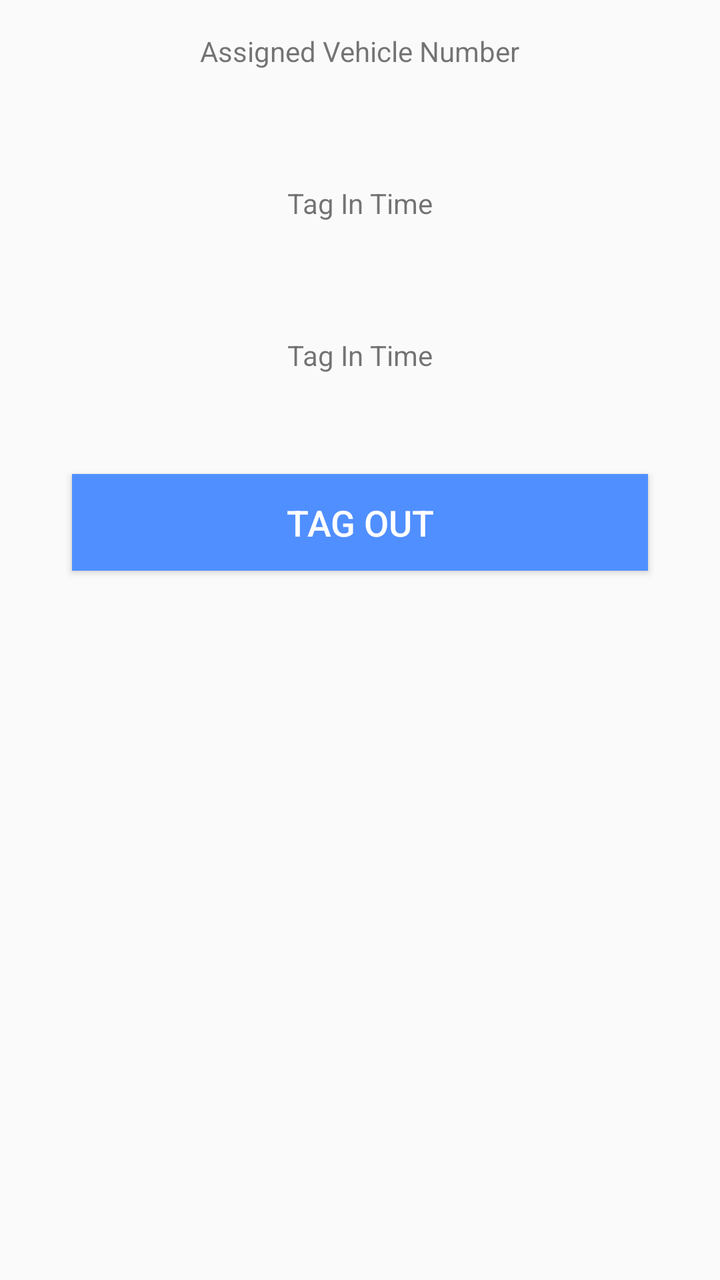
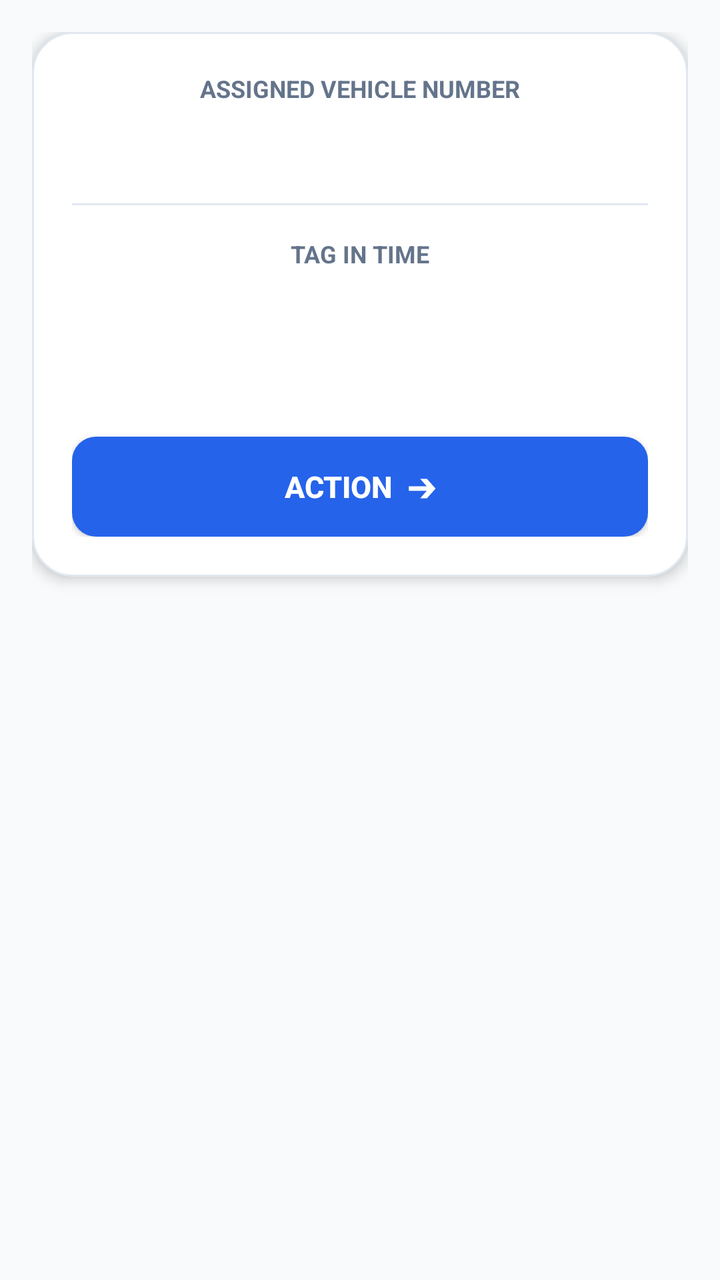

Before-and-after screenshots of an Android layout around one commit, followed by the original layout XML and the change that was made.
<!-- AndroidManifest.xml: application theme AppTheme -->
<!-- res/layout/status_tab.xml -->
<?xml version="1.0" encoding="utf-8"?>
<LinearLayout xmlns:android="http://schemas.android.com/apk/res/android"
              android:orientation="vertical"
              android:layout_width="match_parent"
              android:layout_height="match_parent"
              android:padding="@dimen/activity_horizontal_margin">
    <TextView
        android:layout_width="wrap_content"
        android:layout_height="wrap_content"
        android:text="Assigned Vehicle Number"
        android:layout_gravity="center_horizontal"/>
    <TextView
        android:layout_width="wrap_content"
        android:textSize="20dp"
        android:textStyle="bold"
        android:layout_height="wrap_content"
        android:id="@+id/vehicleid"
        android:layout_gravity="center_horizontal"/>
    <TextView
        android:layout_width="wrap_content"
        android:layout_height="wrap_content"
        android:text="Change Assigned Vehicle"
        android:id="@+id/vehChangeLink"
        android:visibility="gone"
        android:layout_gravity="center_horizontal"/>
    <TextView
        android:layout_width="wrap_content"
        android:layout_height="wrap_content"
        android:text="Tag In Time"
        android:id="@+id/tagrow"
        android:layout_marginTop="30dp"
        android:layout_gravity="center_horizontal"/>
    <TextView
        android:layout_width="wrap_content"
        android:textSize="20dp"
        android:textStyle="bold"
        android:layout_height="wrap_content"
        android:id="@+id/tagInTime"
        android:layout_gravity="center_horizontal"/>
    <TextView
        android:layout_width="wrap_content"
        android:layout_height="wrap_content"
        android:text="Tag In Time"
        android:id="@+id/comment"
        android:layout_marginTop="30dp"
        android:layout_gravity="center_horizontal"/>
    <TextView
        android:layout_width="wrap_content"
        android:layout_height="wrap_content"
        android:id="@+id/taginCondition"
        android:layout_marginTop="30dp"
        android:visibility="gone"
        android:layout_gravity="center_horizontal"/>
    <androidx.appcompat.widget.AppCompatButton
        android:id="@+id/btntag"
        android:layout_width="fill_parent"
        android:layout_height="wrap_content"
        android:layout_marginTop="50dp"
        android:layout_marginRight="20dp"
        android:layout_marginLeft="20dp"
        android:padding="12dp"
        android:textSize="18dp"
        android:textColor="#ffffff"
        android:background="#508fff"
        android:text="Tag Out"/>

</LinearLayout>
<!-- resources referenced by this layout -->
<resources>
  <dimen name="activity_horizontal_margin">16dp</dimen>
  <style name="AppTheme" parent="Theme.AppCompat.Light.DarkActionBar">
          
          <item name="colorPrimary">@color/colorPrimary</item>
          <item name="colorPrimaryDark">@color/colorPrimaryDark</item>
          <item name="colorAccent">@color/colorAccent</item>
      </style>
  <color name="colorPrimary">#3F51B5</color>
  <color name="colorPrimaryDark">#303F9F</color>
  <color name="colorAccent">#6495ED</color>
</resources>

<!-- the commit's change to res/layout/status_tab.xml (unified diff, before → after) -->
@@ -1,67 +1,114 @@
 <?xml version="1.0" encoding="utf-8"?>
-<LinearLayout xmlns:android="http://schemas.android.com/apk/res/android"
-              android:orientation="vertical"
-              android:layout_width="match_parent"
-              android:layout_height="match_parent"
-              android:padding="@dimen/activity_horizontal_margin">
-    <TextView
-        android:layout_width="wrap_content"
+<ScrollView xmlns:android="http://schemas.android.com/apk/res/android"
+    android:layout_width="match_parent"
+    android:layout_height="match_parent"
+    android:background="#F8FAFC"
+    android:fillViewport="true">
+
+    <LinearLayout
+        android:layout_width="match_parent"
         android:layout_height="wrap_content"
-        android:text="Assigned Vehicle Number"
-        android:layout_gravity="center_horizontal"/>
-    <TextView
-        android:layout_width="wrap_content"
-        android:textSize="20dp"
-        android:textStyle="bold"
-        android:layout_height="wrap_content"
-        android:id="@+id/vehicleid"
-        android:layout_gravity="center_horizontal"/>
-    <TextView
-        android:layout_width="wrap_content"
-        android:layout_height="wrap_content"
-        android:text="Change Assigned Vehicle"
-        android:id="@+id/vehChangeLink"
-        android:visibility="gone"
-        android:layout_gravity="center_horizontal"/>
-    <TextView
-        android:layout_width="wrap_content"
-        android:layout_height="wrap_content"
-        android:text="Tag In Time"
-        android:id="@+id/tagrow"
-        android:layout_marginTop="30dp"
-        android:layout_gravity="center_horizontal"/>
-    <TextView
-        android:layout_width="wrap_content"
-        android:textSize="20dp"
-        android:textStyle="bold"
-        android:layout_height="wrap_content"
-        android:id="@+id/tagInTime"
-        android:layout_gravity="center_horizontal"/>
-    <TextView
-        android:layout_width="wrap_content"
-        android:layout_height="wrap_content"
-        android:text="Tag In Time"
-        android:id="@+id/comment"
-        android:layout_marginTop="30dp"
-        android:layout_gravity="center_horizontal"/>
-    <TextView
-        android:layout_width="wrap_content"
-        android:layout_height="wrap_content"
-        android:id="@+id/taginCondition"
-        android:layout_marginTop="30dp"
-        android:visibility="gone"
-        android:layout_gravity="center_horizontal"/>
-    <androidx.appcompat.widget.AppCompatButton
-        android:id="@+id/btntag"
-        android:layout_width="fill_parent"
-        android:layout_height="wrap_content"
-        android:layout_marginTop="50dp"
-        android:layout_marginRight="20dp"
-        android:layout_marginLeft="20dp"
-        android:padding="12dp"
-        android:textSize="18dp"
-        android:textColor="#ffffff"
-        android:background="#508fff"
-        android:text="Tag Out"/>
+        android:orientation="vertical"
+        android:padding="16dp">
 
-</LinearLayout>
+        
+        <LinearLayout
+            android:layout_width="match_parent"
+            android:layout_height="wrap_content"
+            android:background="@drawable/bg_login_card"
+            android:elevation="4dp"
+            android:orientation="vertical"
+            android:padding="20dp">
+
+            <TextView
+                android:layout_width="wrap_content"
+                android:layout_height="wrap_content"
+                android:layout_gravity="center_horizontal"
+                android:text="ASSIGNED VEHICLE NUMBER"
+                android:textColor="#64748B"
+                android:textSize="12sp"
+                android:textStyle="bold" />
+
+            <TextView
+                android:id="@+id/vehicleid"
+                android:layout_width="wrap_content"
+                android:layout_height="wrap_content"
+                android:layout_gravity="center_horizontal"
+                android:layout_marginTop="4dp"
+                android:textColor="#0F172A"
+                android:textSize="22sp"
+                android:textStyle="bold" />
+
+            <TextView
+                android:id="@+id/vehChangeLink"
+                android:layout_width="wrap_content"
+                android:layout_height="wrap_content"
+                android:layout_gravity="center_horizontal"
+                android:layout_marginTop="6dp"
+                android:padding="4dp"
+                android:text="Change Assigned Vehicle"
+                android:textColor="#2563EB"
+                android:textSize="13sp"
+                android:textStyle="bold"
+                android:visibility="gone" />
+
+            <View
+                android:layout_width="match_parent"
+                android:layout_height="1dp"
+                android:layout_marginVertical="16dp"
+                android:background="#E2E8F0" />
+
+            <TextView
+                android:id="@+id/tagrow"
+                android:layout_width="wrap_content"
+                android:layout_height="wrap_content"
+                android:layout_gravity="center_horizontal"
+                android:text="TAG IN TIME"
+                android:textColor="#64748B"
+                android:textSize="12sp"
+                android:textStyle="bold" />
+
+            <TextView
+                android:id="@+id/tagInTime"
+                android:layout_width="wrap_content"
+                android:layout_height="wrap_content"
+                android:layout_gravity="center_horizontal"
+                android:layout_marginTop="4dp"
+                android:textColor="#0F172A"
+                android:textSize="18sp"
+                android:textStyle="bold" />
+
+            <TextView
+                android:id="@+id/comment"
+                android:layout_width="wrap_content"
+                android:layout_height="wrap_content"
+                android:layout_gravity="center_horizontal"
+                android:layout_marginTop="12dp"
+                android:textColor="#64748B"
+                android:textSize="14sp" />
+
+            <TextView
+                android:id="@+id/taginCondition"
+                android:layout_width="wrap_content"
+                android:layout_height="wrap_content"
+                android:layout_gravity="center_horizontal"
+                android:layout_marginTop="8dp"
+                android:textColor="#64748B"
+                android:textSize="14sp"
+                android:visibility="gone" />
+
+            
+            <androidx.appcompat.widget.AppCompatButton
+                android:id="@+id/btntag"
+                android:layout_width="match_parent"
+                android:layout_height="50dp"
+                android:layout_marginTop="24dp"
+                android:background="@drawable/bg_login_button"
+                android:elevation="2dp"
+                android:text="ACTION  ➔"
+                android:textColor="#FFFFFF"
+                android:textSize="15sp"
+                android:textStyle="bold" />
+        </LinearLayout>
+    </LinearLayout>
+</ScrollView>
<!-- resource entries referenced after the edit -->
@@ -1,6 +1,28 @@
 <!-- resources referenced by this layout -->
 <resources>
-  <dimen name="activity_horizontal_margin">16dp</dimen>
+  <!-- drawable bg_login_button (drawable) -->
+  <?xml version="1.0" encoding="utf-8"?>
+  <selector xmlns:android="http://schemas.android.com/apk/res/android">
+      <item android:state_pressed="true">
+          <shape>
+              <solid android:color="#1D4ED8" />
+              <corners android:radius="12dp" />
+          </shape>
+      </item>
+      <item>
+          <shape>
+              <solid android:color="#2563EB" />
+              <corners android:radius="12dp" />
+          </shape>
+      </item>
+  </selector>
+  <!-- drawable bg_login_card (drawable) -->
+  <?xml version="1.0" encoding="utf-8"?>
+  <shape xmlns:android="http://schemas.android.com/apk/res/android">
+      <solid android:color="#FFFFFF" />
+      <corners android:radius="20dp" />
+      <stroke android:width="1dp" android:color="#E2E8F0" />
+  </shape>
   <style name="AppTheme" parent="Theme.AppCompat.Light.DarkActionBar">
           
           <item name="colorPrimary">@color/colorPrimary</item>
